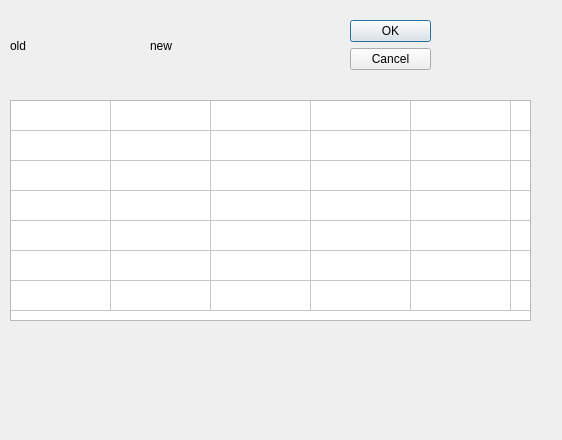
The window that GUI_UIs/ui_dialog_colour_selector.ui (ccbogel/QualCoder) describes before a commit, drawn with Qt 5.
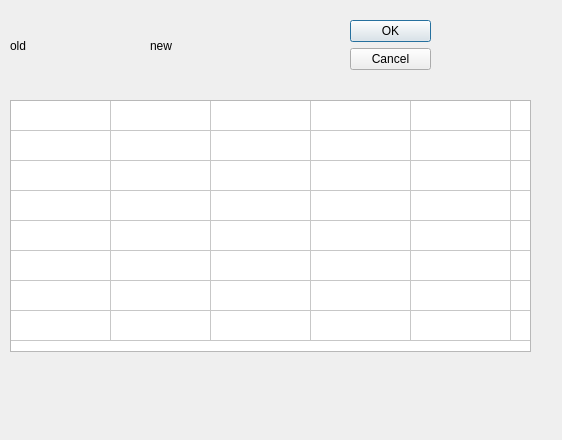
The same window after the commit.

Patch:
```diff
--- a/GUI_UIs/ui_dialog_colour_selector.ui
+++ b/GUI_UIs/ui_dialog_colour_selector.ui
@@ -54,7 +54,7 @@
      <x>10</x>
      <y>100</y>
      <width>521</width>
-     <height>221</height>
+     <height>252</height>
     </rect>
    </property>
    <property name="verticalScrollBarPolicy">
@@ -104,6 +104,11 @@
      <string>New Row</string>
     </property>
    </row>
+   <row>
+    <property name="text">
+     <string>New Row</string>
+    </property>
+   </row>
    <column>
     <property name="text">
      <string>New Column</string>
```
